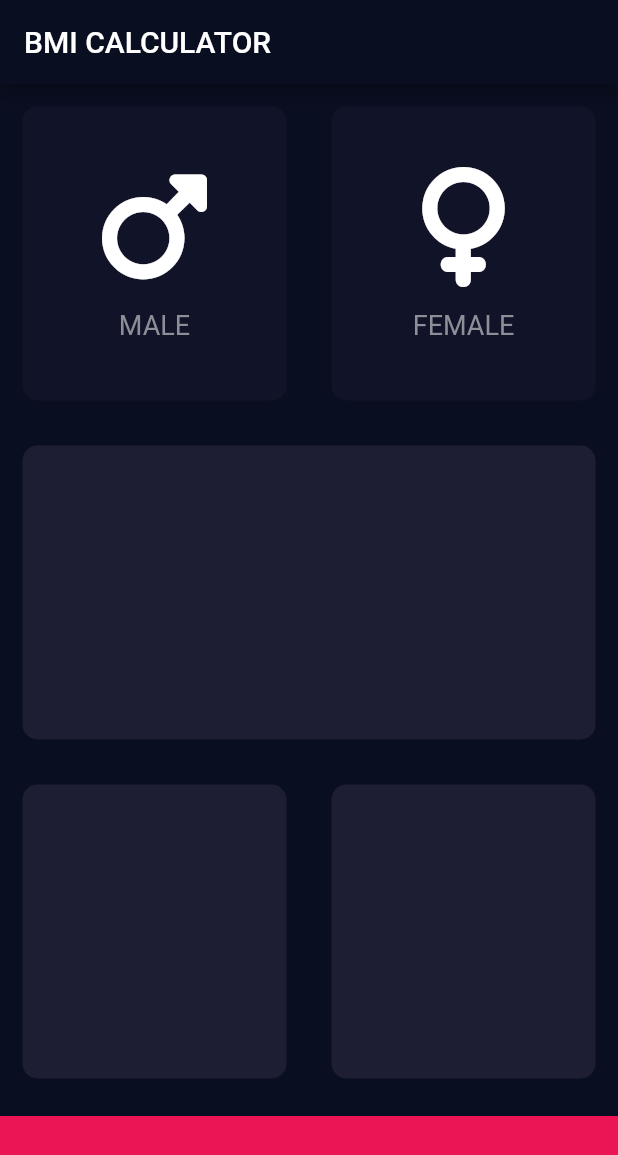
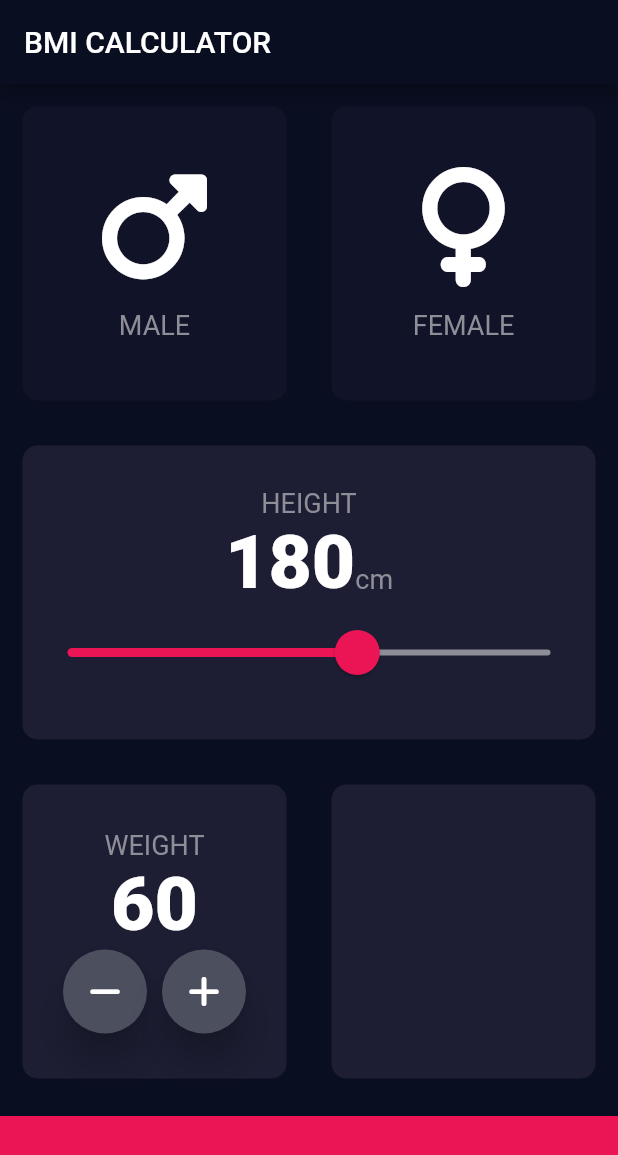
Before and after one commit to webkit-development/bmi-calculator-flutter-master, a Flutter app: the screen it shows after launch, on a phone screen of 412 x 824 dp. Shown: the top 1155 px of the screen. Run offline on Flutter 3.47's test engine with Material 2 defaults, Android fonts, the phone set to English and light mode, and no system bars; our stand-ins replace font_awesome_flutter.

Commit message:
added some ui to the app

```diff
--- /dev/null
+++ b/lib/constants.dart
@@ -0,0 +1,16 @@
+import 'package:flutter/material.dart';
+
+const bottomContainerHeight = 80.0;
+const activeCardColor = Color(0xFF1D1E33);
+const inactiveCardColor = Color(0xFF111328);
+const bottomContainerColor = Color(0xFFEB1555);
+
+const labelTextStyle = TextStyle(
+  fontSize: 18.0,
+  color: Color(0xFF8D8E98)
+);
+
+const numberTextStyle = TextStyle(
+  fontSize: 50.0,
+  fontWeight: FontWeight.w900
+);
--- a/lib/input_page.dart
+++ b/lib/input_page.dart
@@ -2,12 +2,7 @@ import 'package:flutter/material.dart';
 import 'package:font_awesome_flutter/font_awesome_flutter.dart';
 import 'icon_content.dart';
 import 'reusable_card.dart';
-
-
-const bottomContainerHeight = 80.0;
-const activeCardColor = Color(0xFF1D1E33);
-const inactiveCardColor = Color(0xFF111328);
-const bottomContainerColor = Color(0xFFEB1555);
+import 'constants.dart';
 
 enum Gender {
   male,
@@ -20,8 +15,9 @@ class InputPage extends StatefulWidget {
 }
 
 class _InputPageState extends State<InputPage> {
-
   Gender selectedGender;
+  int height = 180;
+  int weight = 60;
 
   @override
   Widget build(BuildContext context) {
@@ -30,39 +26,40 @@ class _InputPageState extends State<InputPage> {
         title: Text('BMI CALCULATOR'),
       ),
       body: Column(
+        crossAxisAlignment: CrossAxisAlignment.stretch,
         children: <Widget>[
           Expanded(
             child: Row(
               children: <Widget>[
                 Expanded(
-                  child: GestureDetector(
-                    onTap: () {
+                  child: ReusableCard(
+                    onPress: () {
                       setState(() {
                         selectedGender = Gender.male;
                       });
                     },
-                    child: ReusableCard(
-                      color: selectedGender == Gender.male ? activeCardColor : inactiveCardColor,
+                    color: selectedGender == Gender.male
+                        ? activeCardColor
+                        : inactiveCardColor,
                     cardChild: IconContent(
                       icon: FontAwesomeIcons.mars,
                       label: 'MALE',
                     ),
                   ),
                 ),
-                ),
                 Expanded(
-                  child: GestureDetector(
-                    onTap: () {
+                  child: ReusableCard(
+                    onPress: () {
                       setState(() {
                         selectedGender = Gender.female;
                       });
                     },
-                    child: ReusableCard(
-                      color: selectedGender == Gender.female ? activeCardColor : inactiveCardColor,
+                    color: selectedGender == Gender.female
+                        ? activeCardColor
+                        : inactiveCardColor,
                     cardChild: IconContent(
                       icon: FontAwesomeIcons.venus,
                       label: 'FEMALE',
-                      ),
                     ),
                   ),
                 ),
@@ -72,6 +69,51 @@ class _InputPageState extends State<InputPage> {
           Expanded(
             child: ReusableCard(
               color: activeCardColor,
+              cardChild: Column(
+                mainAxisAlignment: MainAxisAlignment.center,
+                children: <Widget>[
+                  Text(
+                    'HEIGHT',
+                    style: labelTextStyle,
+                  ),
+                  Row(
+                    mainAxisAlignment: MainAxisAlignment.center,
+                    crossAxisAlignment: CrossAxisAlignment.baseline,
+                    textBaseline: TextBaseline.alphabetic,
+                    children: <Widget>[
+                      Text(
+                        height.toString(),
+                        style: numberTextStyle,
+                      ),
+                      Text(
+                        'cm',
+                        style: labelTextStyle,
+                      )
+                    ],
+                  ),
+                  SliderTheme(
+                    data: SliderTheme.of(context).copyWith(
+                      overlayColor: Colors.white,
+                      thumbShape:
+                          RoundSliderThumbShape(enabledThumbRadius: 15.0),
+                      overlayShape:
+                          RoundSliderOverlayShape(overlayRadius: 30.0),
+                    ),
+                    child: Slider(
+                      value: height.toDouble(),
+                      min: 120.0,
+                      max: 220.0,
+                      activeColor: Color(0xFFEB1555),
+                      inactiveColor: Color(0xFF8D8E98),
+                      onChanged: (double newValue) {
+                        setState(() {
+                          height = newValue.round();
+                        });
+                      },
+                    ),
+                  ),
+                ],
+              ),
             ),
           ),
           Expanded(
@@ -80,6 +122,33 @@ class _InputPageState extends State<InputPage> {
                 Expanded(
                   child: ReusableCard(
                     color: activeCardColor,
+                    cardChild: Column(
+                        mainAxisAlignment: MainAxisAlignment.center,
+                        children: <Widget>[
+                          Text(
+                            'WEIGHT',
+                            style: labelTextStyle,
+                          ),
+                          Text(
+                            weight.toString(),
+                            style: numberTextStyle,
+                          ),
+                          Row(
+                            mainAxisAlignment: MainAxisAlignment.center,
+                            children: <Widget>[
+                              RoundIconButton(
+                                icon: FontAwesomeIcons.minus,
+                              ),
+                              SizedBox(
+                                width: 10.0,
+                              ),
+                              RoundIconButton(
+                                icon: FontAwesomeIcons.plus,
+                              ),
+                            ],
+                          )
+                        ],
+                    ),
                   ),
                 ),
                 Expanded(
@@ -101,3 +170,27 @@ class _InputPageState extends State<InputPage> {
     );
   }
 }
+
+
+class RoundIconButton extends StatelessWidget {
+
+  RoundIconButton({this.icon});
+  final IconData icon;
+
+  @override
+  Widget build(BuildContext context) {
+    return RawMaterialButton(
+      child: Icon(icon),
+      onPressed: () {
+
+      },
+      elevation: 10.0,
+      constraints: BoxConstraints.tightFor(
+        width: 56.0,
+        height: 56.0,
+      ),
+      shape: CircleBorder(),
+      fillColor: Color(0xFF4C4F5E),
+    );
+  }
+}
--- a/lib/reusable_card.dart
+++ b/lib/reusable_card.dart
@@ -3,18 +3,23 @@ import 'package:flutter/material.dart';
 
 class ReusableCard extends StatelessWidget {
 
-  ReusableCard({@required this.color, this.cardChild});
+  ReusableCard({@required this.color, this.cardChild, this.onPress});
   final Color color;
   final Widget cardChild;
+  final Function onPress;
+
 
   @override
   Widget build(BuildContext context) {
-    return Container(
-      child: cardChild,
-      margin: EdgeInsets.all(15.0),
-      decoration: BoxDecoration(
-          color: color,
-          borderRadius: BorderRadius.circular(10.0)
+    return GestureDetector(
+      onTap: onPress,
+      child: Container(
+        child: cardChild,
+        margin: EdgeInsets.all(15.0),
+        decoration: BoxDecoration(
+            color: color,
+            borderRadius: BorderRadius.circular(10.0)
+        ),
       ),
     );
   }
```
Lines whose indentation alone changed are shown as unchanged.
